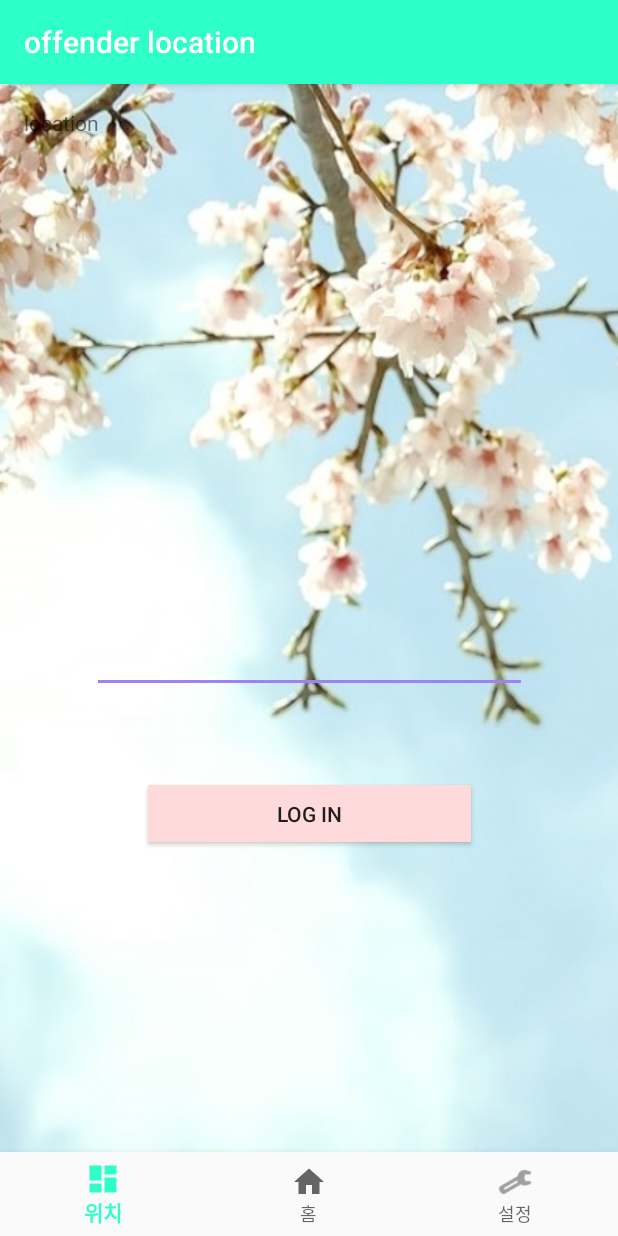
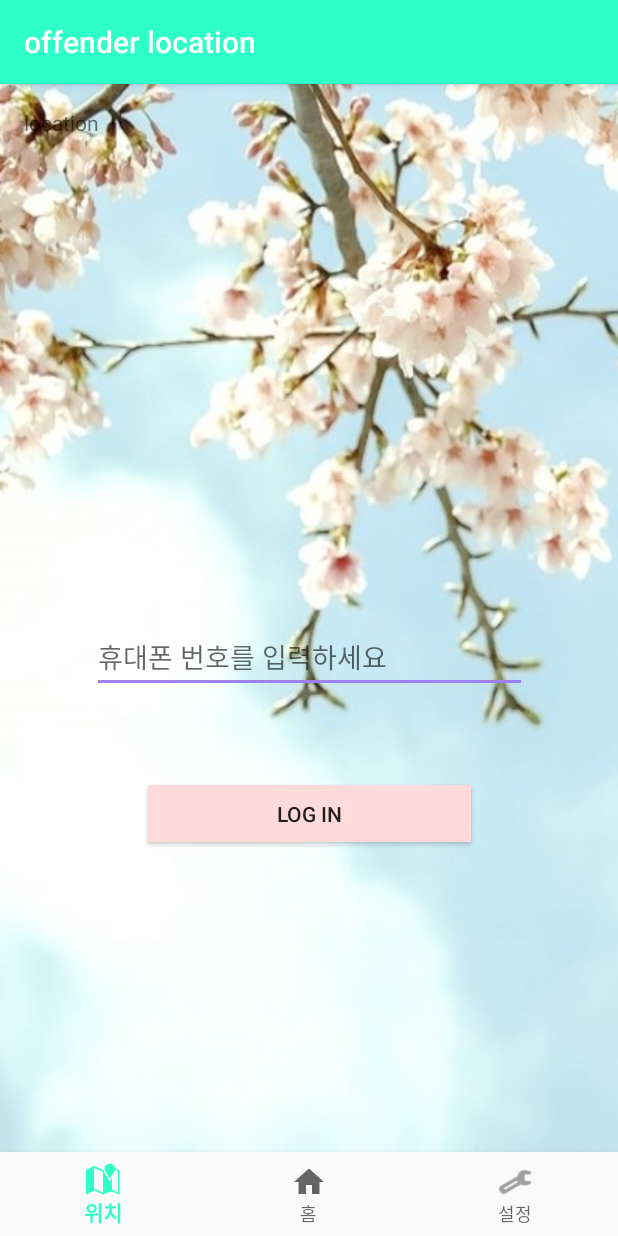
Before and after one commit to bearstown1/oss-project-7-, an Android app: the screen it shows after launch (MainActivity), on a phone screen of 412 x 824 dp. Run offline under Robolectric (Android 15) with nearby library versions, the phone set to English and light mode, and no system bars.

Commit message:
힌트 메세지와 버튼 이미지 변경

```diff
--- a/offender_location3/app/src/main/res/layout/activity_main.xml
+++ b/offender_location3/app/src/main/res/layout/activity_main.xml
@@ -48,6 +48,7 @@
         android:layout_width="290dp"
         android:layout_height="44dp"
         android:ems="10"
+        android:hint="휴대폰 번호를 입력하세요"
         android:inputType="number"
         app:layout_constraintBottom_toBottomOf="parent"
         app:layout_constraintEnd_toEndOf="parent"
--- a/offender_location3/app/src/main/res/menu/bottom_nav_menu.xml
+++ b/offender_location3/app/src/main/res/menu/bottom_nav_menu.xml
@@ -3,7 +3,7 @@
 
     <item
         android:id="@+id/navigation_location"
-        android:icon="@drawable/ic_dashboard_black_24dp"
+        android:icon="@android:drawable/ic_dialog_map"
         android:title="위치" />
 
     <item
```
